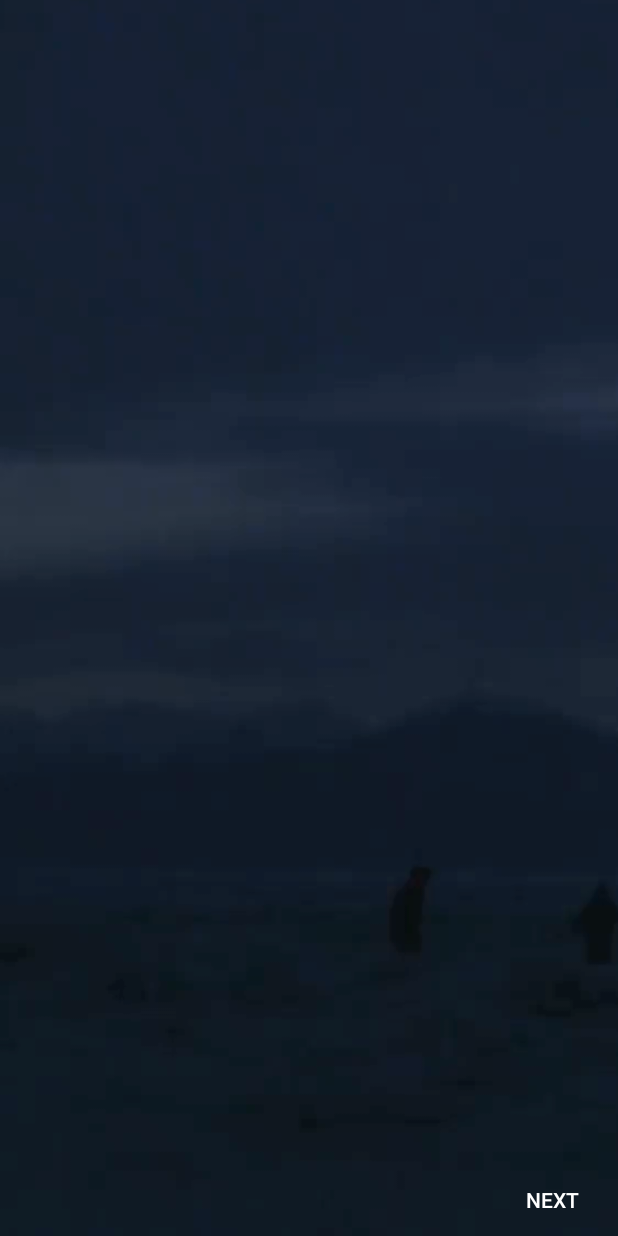
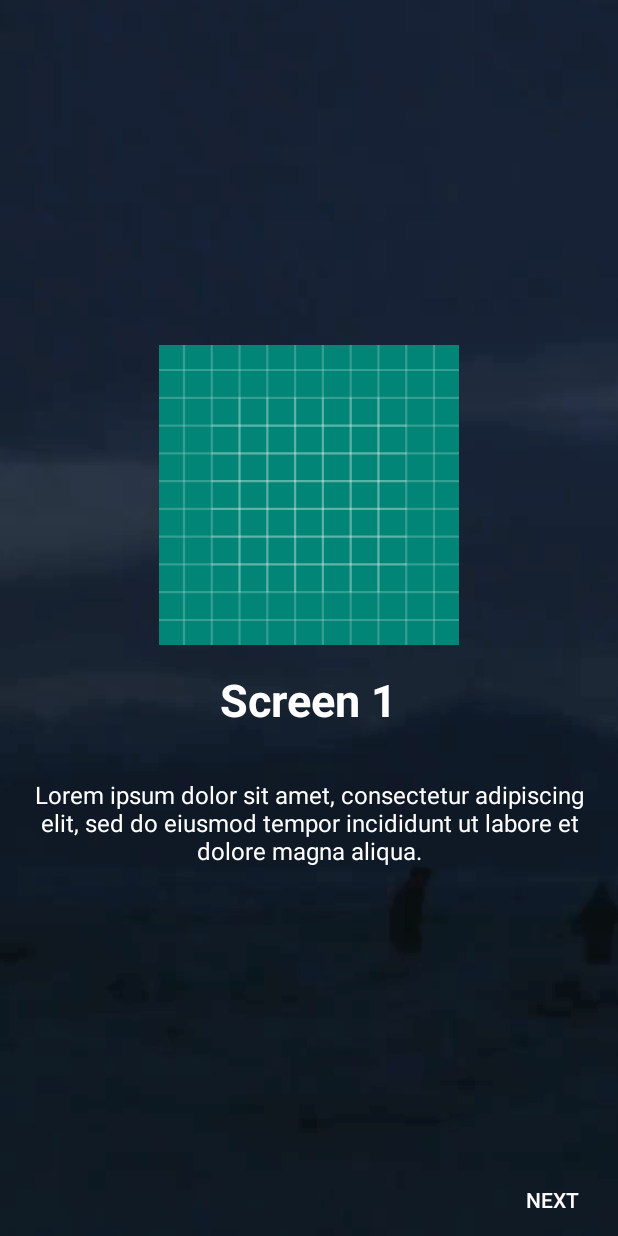
Before and after one commit to sameed07/Glo_Intro, an Android app: the screen it shows after launch (MainActivity), on a phone screen of 412 x 824 dp. Run offline under Robolectric (Android 15) with nearby library versions, the phone set to English and light mode, and no system bars.

Commit message:
adapter added

```diff
--- a/app/src/main/java/com/sameedshah/glo_intro/MainActivity.java
+++ b/app/src/main/java/com/sameedshah/glo_intro/MainActivity.java
@@ -1,13 +1,36 @@
 package com.sameedshah.glo_intro;
 
+import android.support.v4.view.ViewPager;
 import android.support.v7.app.AppCompatActivity;
 import android.os.Bundle;
+import android.widget.Button;
+import android.widget.LinearLayout;
+import android.widget.TextView;
 
 public class MainActivity extends AppCompatActivity {
+
+
+    ViewPager viewPager;
+    SliderAdapter sliderAdapter;
+    LinearLayout linearLayout;
+    TextView[] mDots;
+    Button btnNext,btnBack;
+    int currentPage;
 
     @Override
     protected void onCreate(Bundle savedInstanceState) {
         super.onCreate(savedInstanceState);
         setContentView(R.layout.activity_main);
+
+        viewPager = findViewById(R.id.mViewPager);
+        linearLayout = findViewById(R.id.dotLayout);
+
+        btnNext = findViewById(R.id.btnNext);
+        btnBack = findViewById(R.id.btnBack);
+
+        sliderAdapter = new SliderAdapter(this);
+        viewPager.setAdapter(sliderAdapter);
+       // addDotsIndecator(0);
+
     }
 }
--- /dev/null
+++ b/app/src/main/java/com/sameedshah/glo_intro/SliderAdapter.java
@@ -0,0 +1,70 @@
+package com.sameedshah.glo_intro;
+
+import android.content.Context;
+import android.graphics.Color;
+import android.support.annotation.NonNull;
+import android.support.v4.view.PagerAdapter;
+import android.view.LayoutInflater;
+import android.view.View;
+import android.view.ViewGroup;
+import android.widget.ImageView;
+import android.widget.LinearLayout;
+import android.widget.TextView;
+
+public class SliderAdapter extends PagerAdapter {
+
+    Context context;
+    LayoutInflater inflater;
+
+    //images
+    public int[] imageArray = {R.drawable.ic_launcher_background,R.drawable.ic_launcher_background,
+            R.drawable.ic_launcher_background};
+    //title
+    public  String[] titleArray = {"Screen 1","Screen 2","Screen 3"};
+    //decrition
+    public  String[] descArray = {"Lorem ipsum dolor sit amet, consectetur adipiscing elit, sed do eiusmod tempor incididunt ut labore et dolore magna aliqua.",
+    "Lorem ipsum dolor sit amet, consectetur adipiscing elit, sed do eiusmod tempor incididunt ut labore et dolore magna aliqua.",
+    "Lorem ipsum dolor sit amet, consectetur adipiscing elit, sed do eiusmod tempor incididunt ut labore et dolore magna aliqua."};
+    public int[] colorArray = {Color.rgb(115,122,252),Color.rgb(253,190,9)
+    ,Color.rgb(247,243,244)};
+
+    public SliderAdapter(Context context){
+        this.context = context;
+    }
+
+    @Override
+    public int getCount() {
+        return titleArray.length;
+    }
+
+    @Override
+    public boolean isViewFromObject(@NonNull View view, @NonNull Object o) {
+        return (view ==o);
+    }
+
+    @Override
+    public void destroyItem(@NonNull ViewGroup container, int position, @NonNull Object object) {
+
+        container.removeView((LinearLayout)object);
+    }
+
+    @NonNull
+    @Override
+    public Object instantiateItem(@NonNull ViewGroup container, int position) {
+        inflater = (LayoutInflater)context.getSystemService(context.LAYOUT_INFLATER_SERVICE);
+        View view = inflater.inflate(R.layout.slide,container,false);
+
+        LinearLayout linearLayout = view.findViewById(R.id.mLayout);
+        ImageView imageView = view.findViewById(R.id.slide_image);
+        TextView titleText = view.findViewById(R.id.textTitle);
+        TextView descText = view.findViewById(R.id.txtDescription);
+
+
+        imageView.setImageResource(imageArray[position]);
+        titleText.setText(titleArray[position]);
+        descText.setText(descArray[position]);
+
+        container.addView(view);
+        return view;
+    }
+}
--- /dev/null
+++ b/app/src/main/res/layout/slide.xml
@@ -0,0 +1,37 @@
+<?xml version="1.0" encoding="utf-8"?>
+<LinearLayout
+    xmlns:android="http://schemas.android.com/apk/res/android" android:layout_width="match_parent"
+    android:layout_height="match_parent"
+    android:orientation="vertical"
+    android:id="@+id/mLayout"
+    android:gravity="center"
+    >
+    <ImageView
+        android:layout_width="200dp"
+        android:layout_height="200dp"
+        android:id="@+id/slide_image"
+        android:src="@drawable/ic_launcher_background"
+        />
+    <TextView
+        android:layout_width="wrap_content"
+        android:layout_height="wrap_content"
+        android:padding="16dp"
+        android:id="@+id/textTitle"
+        android:textSize="30sp"
+        android:textColor="#fff"
+        android:textStyle="bold"
+        android:text="Title here"
+        />
+
+    <TextView
+        android:layout_width="wrap_content"
+        android:layout_height="wrap_content"
+        android:textColor="#fff"
+        android:text="Description is here"
+        android:textSize="16sp"
+        android:textAlignment="center"
+        android:id="@+id/txtDescription"
+        android:padding="16dp"
+        />
+
+</LinearLayout>
```
